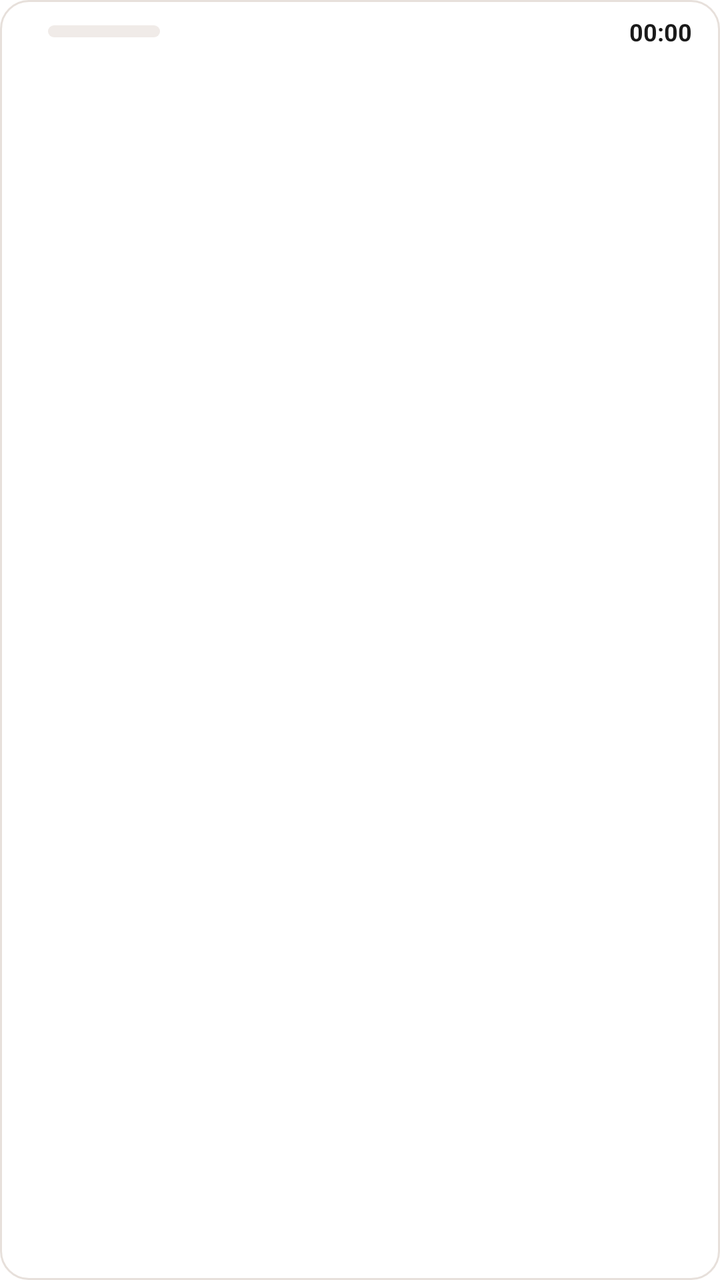
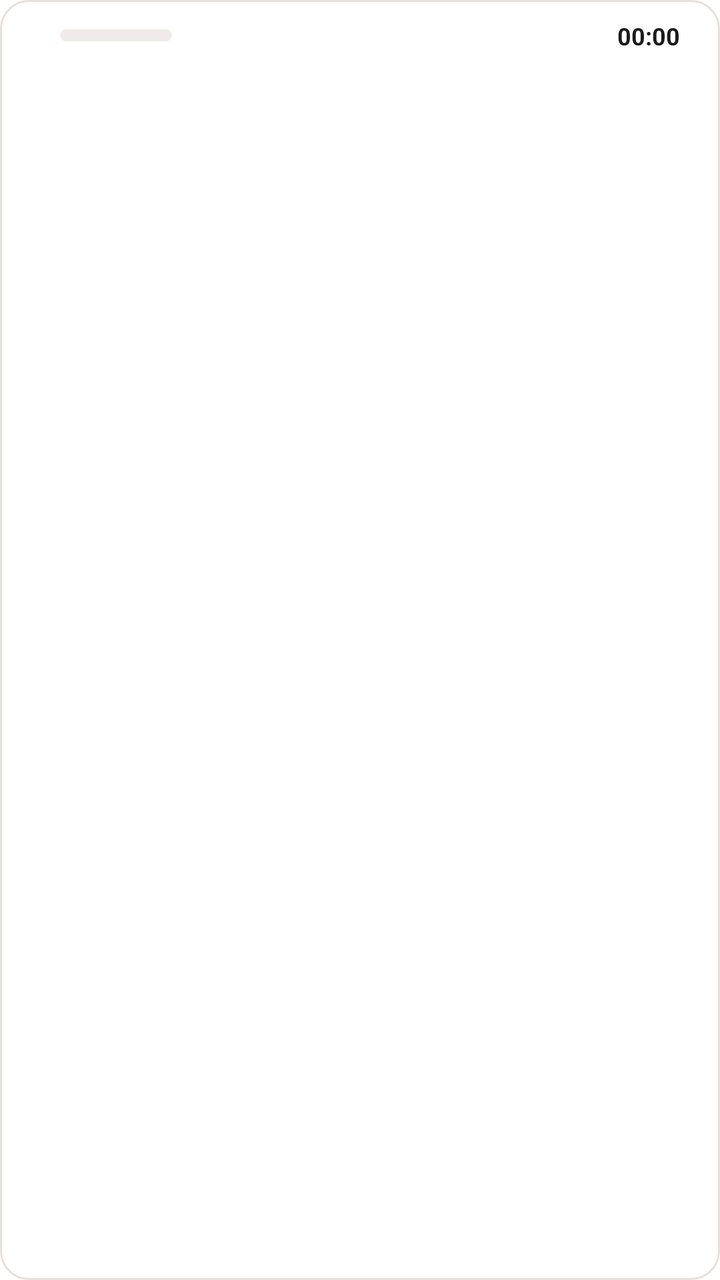

An Android layout rendered at two revisions. The XML below is the earlier revision; the diff shows what the commit changed to produce the second picture.
<!-- AndroidManifest.xml: fallback theme Theme.MaterialComponents.DayNight.NoActionBar -->
<!-- res/layout/okuma_day_card_small.xml -->
<?xml version="1.0" encoding="utf-8"?>
<LinearLayout xmlns:android="http://schemas.android.com/apk/res/android"
  android:layout_width="match_parent" android:layout_height="wrap_content"
  android:background="@drawable/okuma_card_bg" android:orientation="vertical"
  android:paddingLeft="14dp" android:paddingRight="14dp" android:paddingTop="7dp" android:paddingBottom="5dp">
  <LinearLayout android:layout_width="match_parent" android:layout_height="wrap_content" android:gravity="center_vertical" android:orientation="horizontal">
    <TextView android:id="@+id/title" android:layout_width="wrap_content" android:layout_height="wrap_content" android:maxWidth="150dp" android:fontFamily="serif"
      android:maxLines="1" android:ellipsize="end" android:textColor="@color/okuma_fg" android:textSize="13sp" android:textStyle="bold" />
    <FrameLayout android:layout_width="56dp" android:layout_height="6dp" android:layout_marginLeft="10dp">
      <ProgressBar android:id="@+id/progress" style="@android:style/Widget.ProgressBar.Horizontal" android:layout_width="match_parent"
        android:layout_height="match_parent" android:progressDrawable="@drawable/okuma_mini_progress" />
      <ProgressBar android:id="@+id/progress_kef" style="@android:style/Widget.ProgressBar.Horizontal" android:layout_width="match_parent"
        android:layout_height="match_parent" android:progressDrawable="@drawable/okuma_progress_kef" />
    </FrameLayout>
    <TextView android:id="@+id/count" android:layout_width="wrap_content" android:layout_height="wrap_content" android:layout_marginLeft="6dp"
      android:textColor="@color/okuma_muted" android:textSize="11sp" android:textStyle="bold" />
    <TextView android:layout_width="0dp" android:layout_height="1dp" android:layout_weight="1" />
    <Chronometer android:id="@+id/countdown" android:layout_width="wrap_content" android:layout_height="wrap_content"
      android:textColor="@color/okuma_fg" android:textSize="12sp" android:textStyle="bold" />
  </LinearLayout>
  <LinearLayout android:id="@+id/books" android:layout_width="match_parent" android:layout_height="wrap_content" android:orientation="vertical" />
</LinearLayout>
<!-- resources referenced by this layout -->
<resources>
  <color name="okuma_fg">#1A1A1A</color>
  <color name="okuma_muted">#57534E</color>
  <!-- drawable okuma_card_bg (drawable) -->
  <shape xmlns:android="http://schemas.android.com/apk/res/android" android:shape="rectangle">
    <solid android:color="@color/okuma_card_bg" />
    <stroke android:width="1dp" android:color="@color/okuma_card_border" />
    <corners android:radius="14dp" />
  </shape>
  <!-- drawable okuma_mini_progress (drawable) -->
  <layer-list xmlns:android="http://schemas.android.com/apk/res/android">
    <item android:id="@android:id/background">
      <shape android:shape="rectangle">
        <solid android:color="@color/okuma_track" />
        <corners android:radius="3dp" />
      </shape>
    </item>
    <item android:id="@android:id/progress">
      <clip>
        <shape android:shape="rectangle">
          <solid android:color="@color/okuma_read" />
          <corners android:radius="3dp" />
        </shape>
      </clip>
    </item>
  </layer-list>
  <!-- drawable okuma_progress_kef (drawable) -->
  <layer-list xmlns:android="http://schemas.android.com/apk/res/android">
    <item android:id="@android:id/background">
      <shape android:shape="rectangle">
        <solid android:color="@android:color/transparent" />
      </shape>
    </item>
    <item android:id="@android:id/progress">
      <clip>
        <shape android:shape="rectangle">
          <solid android:color="@color/okuma_kefaret" />
          <corners android:radius="5dp" />
        </shape>
      </clip>
    </item>
  </layer-list>
  <color name="okuma_card_bg">#FFFFFF</color>
  <color name="okuma_card_border">#E7E0DB</color>
  <color name="okuma_track">#F0EBE8</color>
  <color name="okuma_read">#10B981</color>
  <color name="okuma_kefaret">#0D9488</color>
</resources>

<!-- the commit's change to res/layout/okuma_day_card_small.xml (unified diff, before → after) -->
@@ -2,7 +2,7 @@
 <LinearLayout xmlns:android="http://schemas.android.com/apk/res/android"
   android:layout_width="match_parent" android:layout_height="wrap_content"
   android:background="@drawable/okuma_card_bg" android:orientation="vertical"
-  android:paddingLeft="14dp" android:paddingRight="14dp" android:paddingTop="7dp" android:paddingBottom="5dp">
+  android:paddingLeft="20dp" android:paddingRight="20dp" android:paddingTop="9dp" android:paddingBottom="7dp">
   <LinearLayout android:layout_width="match_parent" android:layout_height="wrap_content" android:gravity="center_vertical" android:orientation="horizontal">
     <TextView android:id="@+id/title" android:layout_width="wrap_content" android:layout_height="wrap_content" android:maxWidth="150dp" android:fontFamily="serif"
       android:maxLines="1" android:ellipsize="end" android:textColor="@color/okuma_fg" android:textSize="13sp" android:textStyle="bold" />
